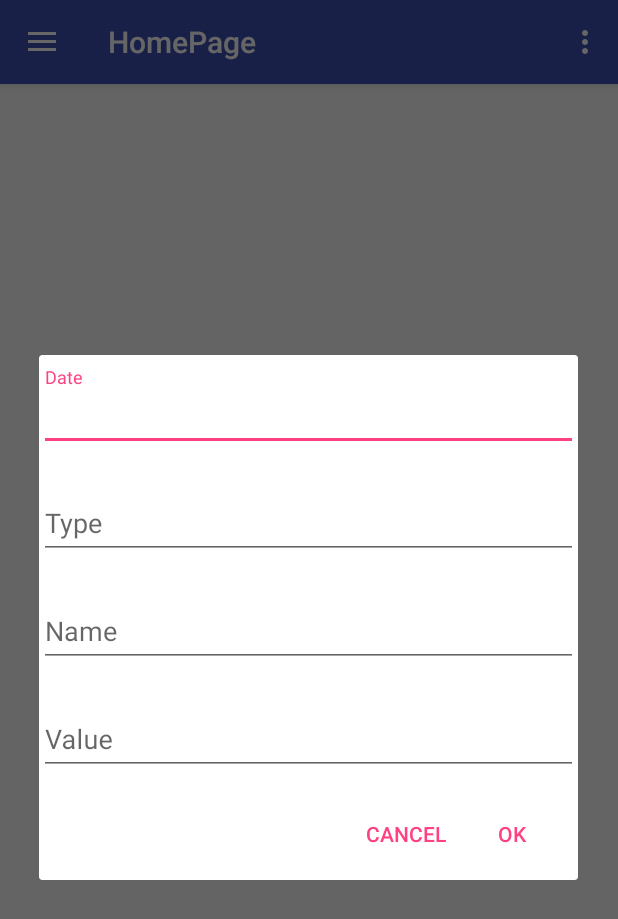
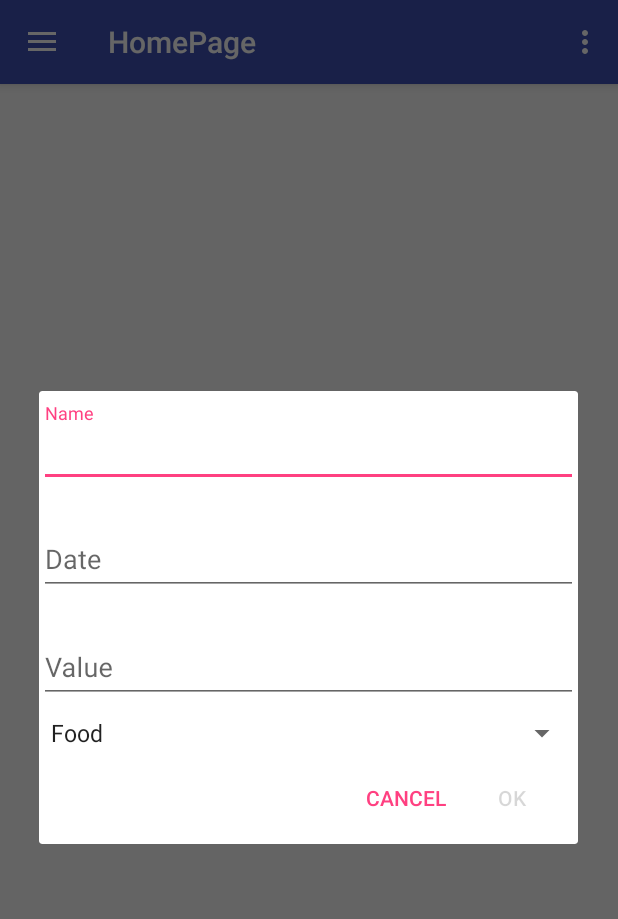
Before and after one commit to GrzegorzBaczek93/PatronageIntive, an Android app: the MainActivity screen opened directly, with no data from a screen before it, in the options menu, after a tap on "Add transaction", on a phone screen of 412 x 824 dp. Shown: the top 919 px of the screen. Run offline under Robolectric (Android 15) with nearby library versions, the phone set to English and light mode, and no system bars.

Commit message:
Added user input validation and connected second table to database. Finished 3rd exercise :)

```diff
--- a/Zadanie_1/PatronageApp/app/src/main/java/intive/grzegorzbaczek/activity/MainActivity.java
+++ b/Zadanie_1/PatronageApp/app/src/main/java/intive/grzegorzbaczek/activity/MainActivity.java
@@ -16,7 +16,11 @@ import android.view.LayoutInflater;
 import android.view.Menu;
 import android.view.MenuItem;
 import android.view.View;
+import android.widget.AdapterView;
+import android.widget.ArrayAdapter;
 import android.widget.EditText;
+import android.widget.Spinner;
+import android.widget.TextView;
 
 import intive.grzegorzbaczek.R;
 import intive.grzegorzbaczek.db.ExpenseDataAdapter;
@@ -24,10 +28,15 @@ import intive.grzegorzbaczek.fragment.AboutFragment;
 import intive.grzegorzbaczek.fragment.HomepageFragment;
 import intive.grzegorzbaczek.fragment.SettingsFragment;
 import intive.grzegorzbaczek.thread.DatabaseAsyncTask;
+import intive.grzegorzbaczek.validator.TextStatus;
 
 public class MainActivity extends AppCompatActivity
         implements NavigationView.OnNavigationItemSelectedListener {
 
+    private int selectedExpenseType = 0;
+    private boolean dateIsValid = false;
+    private boolean nameIsValid = false;
+    private boolean valueIsValid = false;
     private int currentFragment = R.id.nav_homepage;
     private int lastUsedFragment = R.id.nav_homepage;
     private String login = null;
@@ -170,6 +179,9 @@ public class MainActivity extends AppCompatActivity
     }
 
     public void manageDataFromUser(final String option) {
+
+        final String dateRegex = "^(?:(?:31(\\/|-|\\.)(?:0?[13578]|1[02]))\\1|(?:(?:29|30)(\\/|-|\\.)(?:0?[1,3-9]|1[0-2])\\2))(?:(?:1[6-9]|[2-9]\\d)?\\d{2})$|^(?:29(\\/|-|\\.)0?2\\3(?:(?:(?:1[6-9]|[2-9]\\d)?(?:0[48]|[2468][048]|[13579][26])|(?:(?:16|[2468][048]|[3579][26])00))))$|^(?:0?[1-9]|1\\d|2[0-8])(\\/|-|\\.)(?:(?:0?[1-9])|(?:1[0-2]))\\4(?:(?:1[6-9]|[2-9]\\d)?\\d{2})$";
+
         LayoutInflater layoutInflater = LayoutInflater.from(this);
         View promptsView = layoutInflater.inflate(R.layout.userinput_dialogform, null);
 
@@ -178,15 +190,17 @@ public class MainActivity extends AppCompatActivity
 
         final EditText nameInput = promptsView.findViewById(R.id.formName);
         final EditText dateInput = promptsView.findViewById(R.id.formDate);
-        final EditText typeInput = promptsView.findViewById(R.id.formType);
         final EditText valueInput = promptsView.findViewById(R.id.formValue);
+        final Spinner expenseTypeSpinner = promptsView.findViewById(R.id.spinnerExpenseTypes);
 
-        if (option == "update") {
-            nameInput.setText(ExpenseDataAdapter.selectedItemName);
-            dateInput.setText(ExpenseDataAdapter.selectedItemDate);
-            typeInput.setText(ExpenseDataAdapter.selectedItemType);
-            valueInput.setText(ExpenseDataAdapter.selectedItemValue);
-        }
+        dateIsValid = false;
+        nameIsValid = false;
+        valueIsValid = false;
+
+        ArrayAdapter<CharSequence> adapter = ArrayAdapter.createFromResource(this, R.array.expenseTypes, android.R.layout.simple_spinner_item);
+        adapter.setDropDownViewResource(android.R.layout.simple_spinner_dropdown_item);
+
+        expenseTypeSpinner.setAdapter(adapter);
 
         dialogBuilder
                 .setPositiveButton("Ok", new DialogInterface.OnClickListener() {
@@ -197,7 +211,7 @@ public class MainActivity extends AppCompatActivity
                             asyncTask.execute(
                                     "insert",
                                     dateInput.getText().toString(),
-                                    typeInput.getText().toString(),
+                                    String.valueOf(selectedExpenseType + 1),
                                     nameInput.getText().toString(),
                                     valueInput.getText().toString());
                         } else {
@@ -205,13 +219,88 @@ public class MainActivity extends AppCompatActivity
                                     "update",
                                     String.valueOf(ExpenseDataAdapter.selectedItemID),
                                     dateInput.getText().toString(),
-                                    typeInput.getText().toString(),
+                                    String.valueOf(selectedExpenseType + 1),
                                     nameInput.getText().toString(),
                                     valueInput.getText().toString());
                         }
                     }
                 })
                 .setNegativeButton("Cancel", null);
-        dialogBuilder.create().show();
+        final AlertDialog dialog = dialogBuilder.create();
+        dialog.show();
+        dialog.getButton(AlertDialog.BUTTON_POSITIVE).setEnabled(false);
+
+        if (option == "update") {
+            nameInput.setText(ExpenseDataAdapter.selectedItemName);
+            dateInput.setText(ExpenseDataAdapter.selectedItemDate);
+            valueInput.setText(ExpenseDataAdapter.selectedItemValue);
+
+            dateIsValid = true;
+            nameIsValid = true;
+            valueIsValid = true;
+            selectedExpenseType = 0;
+            dialog.getButton(AlertDialog.BUTTON_POSITIVE).setEnabled(true);
+        }
+
+        expenseTypeSpinner.setOnItemSelectedListener(new AdapterView.OnItemSelectedListener() {
+            @Override
+            public void onItemSelected(AdapterView<?> adapterView, View view, int i, long l) {
+                selectedExpenseType = i;
+            }
+
+            @Override
+            public void onNothingSelected(AdapterView<?> adapterView) {
+                /* Not used in current implementation */
+            }
+        });
+
+        nameInput.addTextChangedListener(new TextStatus(nameInput) {
+            @Override
+            public void validate(TextView textView, String text) {
+                if (text.length() == 0) {
+                    nameIsValid = false;
+                    textView.setError("Name is empty.");
+                } else if (text.length() < 3) {
+                    nameIsValid = false;
+                    textView.setError("Name is too short. (min 3 chars)");
+                } else {
+                    nameIsValid = true;
+                }
+                    isFormValid(dialog);
+            }
+        });
+
+        dateInput.addTextChangedListener(new TextStatus(dateInput) {
+            @Override
+            public void validate(TextView textView, String text) {
+                if (!text.matches(dateRegex)) {
+                    dateIsValid = false;
+                    textView.setError("Wrong format. (DD.-/MM.-/YYYY");
+                } else {
+                    dateIsValid = true;
+                }
+                    isFormValid(dialog);
+            }
+        });
+
+        valueInput.addTextChangedListener(new TextStatus(valueInput) {
+            @Override
+            public void validate(TextView textView, String text) {
+                if (text.length() == 0) {
+                    valueIsValid = false;
+                    textView.setError("Value is empty.");
+                } else {
+                    valueIsValid = true;
+                }
+                    isFormValid(dialog);
+            }
+        });
+    }
+
+    public void isFormValid(AlertDialog dialog) {
+        if (nameIsValid && dateIsValid && valueIsValid)
+            dialog.getButton(AlertDialog.BUTTON_POSITIVE).setEnabled(true);
+        else
+            dialog.getButton(AlertDialog.BUTTON_POSITIVE).setEnabled(false);
     }
 }
--- a/Zadanie_1/PatronageApp/app/src/main/java/intive/grzegorzbaczek/dao/ExpenseDao.java
+++ b/Zadanie_1/PatronageApp/app/src/main/java/intive/grzegorzbaczek/dao/ExpenseDao.java
@@ -7,14 +7,16 @@ import android.arch.persistence.room.Update;
 import android.database.Cursor;
 
 import intive.grzegorzbaczek.entity.Expense;
+import intive.grzegorzbaczek.entity.ExpenseType;
 
 @Dao
 public interface ExpenseDao {
-    @Query("SELECT * FROM " + Expense.TABLE_NAME)
+    @Query("SELECT * FROM " + Expense.TABLE_NAME +" LEFT JOIN " + ExpenseType.TABLE_NAME +
+    " ON " + Expense.TYPEID_NAME + " = " + ExpenseType.INDEX_NAME)
     Cursor selectAll();
 
-    @Query("SELECT COUNT(*) FROM " + Expense.TABLE_NAME)
-    int count();
+    @Query("SELECT COUNT(*) FROM " + ExpenseType.TABLE_NAME)
+    int countTypes();
 
     @Query("SELECT * FROM " + Expense.TABLE_NAME + " WHERE " + Expense.INDEX_NAME + " = :id")
     Cursor selectById(long id);
@@ -28,6 +30,9 @@ public interface ExpenseDao {
     @Insert
     long insert(Expense expense);
 
+    @Insert
+    void insert(ExpenseType expenseType);
+
     @Update
     int update(Expense expense);
 }
--- /dev/null
+++ b/Zadanie_1/PatronageApp/app/src/main/java/intive/grzegorzbaczek/validator/TextStatus.java
@@ -0,0 +1,32 @@
+package intive.grzegorzbaczek.validator;
+
+import android.text.Editable;
+import android.text.TextWatcher;
+import android.widget.TextView;
+
+public abstract class TextStatus implements TextWatcher {
+
+    private final TextView textView;
+
+    public TextStatus(TextView textView){
+        this.textView = textView;
+    }
+
+    public abstract void validate(TextView textView, String text);
+
+    @Override
+    public void afterTextChanged(Editable editable) {
+        String text = textView.getText().toString();
+        validate(textView, text);
+    }
+
+    @Override
+    public void beforeTextChanged(CharSequence charSequence, int i, int i1, int i2) {
+        /* Don't care */
+    }
+
+    @Override
+    public void onTextChanged(CharSequence charSequence, int i, int i1, int i2) {
+        /* Don't care */
+    }
+}
--- a/Zadanie_1/PatronageApp/app/src/main/res/layout/userinput_dialogform.xml
+++ b/Zadanie_1/PatronageApp/app/src/main/res/layout/userinput_dialogform.xml
@@ -3,36 +3,6 @@
     android:layout_width="wrap_content"
     android:layout_height="wrap_content"
     android:orientation="vertical">
-
-    <android.support.design.widget.TextInputLayout
-        android:layout_width="match_parent"
-        android:layout_height="wrap_content"
-        android:layout_marginBottom="8dp"
-        android:layout_marginTop="8dp">
-
-        <EditText
-            android:id="@+id/formDate"
-            android:layout_width="match_parent"
-            android:layout_height="wrap_content"
-            android:hint="Date"
-            android:inputType="date"/>
-
-    </android.support.design.widget.TextInputLayout>
-
-    <android.support.design.widget.TextInputLayout
-        android:layout_width="match_parent"
-        android:layout_height="wrap_content"
-        android:layout_marginBottom="8dp"
-        android:layout_marginTop="8dp">
-
-        <EditText
-            android:id="@+id/formType"
-            android:layout_width="match_parent"
-            android:layout_height="wrap_content"
-            android:hint="Type"
-            android:inputType="textPersonName" />
-
-    </android.support.design.widget.TextInputLayout>
 
     <android.support.design.widget.TextInputLayout
         android:layout_width="match_parent"
@@ -56,6 +26,21 @@
         android:layout_marginTop="8dp">
 
         <EditText
+            android:id="@+id/formDate"
+            android:layout_width="match_parent"
+            android:layout_height="wrap_content"
+            android:hint="Date"
+            android:inputType="date" />
+
+    </android.support.design.widget.TextInputLayout>
+
+    <android.support.design.widget.TextInputLayout
+        android:layout_width="match_parent"
+        android:layout_height="wrap_content"
+        android:layout_marginBottom="8dp"
+        android:layout_marginTop="8dp">
+
+        <EditText
             android:id="@+id/formValue"
             android:layout_width="match_parent"
             android:layout_height="wrap_content"
@@ -63,4 +48,11 @@
             android:inputType="numberDecimal" />
 
     </android.support.design.widget.TextInputLayout>
+
+    <android.support.v7.widget.AppCompatSpinner
+        android:id="@+id/spinnerExpenseTypes"
+        android:layout_width="match_parent"
+        android:layout_height="wrap_content">
+
+    </android.support.v7.widget.AppCompatSpinner>
 </LinearLayout>
--- a/Zadanie_1/PatronageApp/app/src/main/res/values/strings.xml
+++ b/Zadanie_1/PatronageApp/app/src/main/res/values/strings.xml
@@ -21,4 +21,11 @@
     <string name="login">Login</string>
     <string name="ok">OK</string>
 
+    <string-array name="expenseTypes">
+        <item>Food</item>
+        <item>Bills</item>
+        <item>Health Care</item>
+        <item>Clothes</item>
+        <item>Others</item>
+    </string-array>
 </resources>
```
Also changed, not shown: Zadanie_1/PatronageApp/app/src/main/java/intive/grzegorzbaczek/db/AppDatabase.java (+17 -0 lines), Zadanie_1/PatronageApp/app/src/main/java/intive/grzegorzbaczek/db/ExpenseDataAdapter.java (+4 -3 lines), Zadanie_1/PatronageApp/app/src/main/java/intive/grzegorzbaczek/entity/Expense.java (+5 -2 lines), Zadanie_1/PatronageApp/app/src/main/java/intive/grzegorzbaczek/entity/ExpenseType.java (+13 -2 lines).
